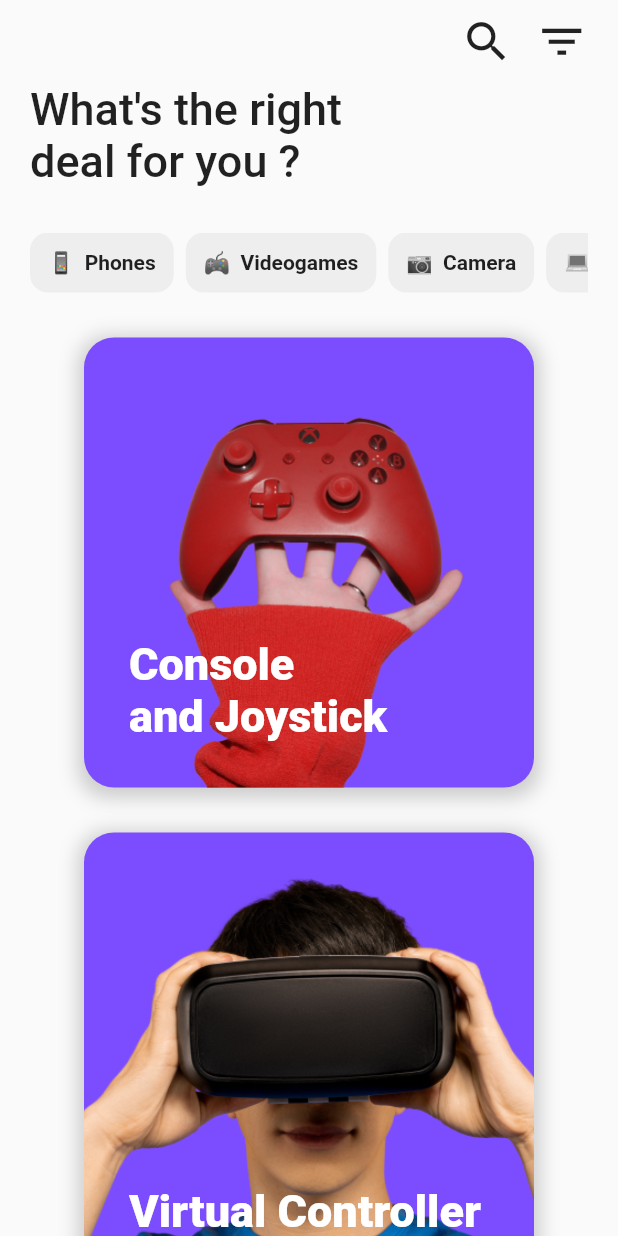
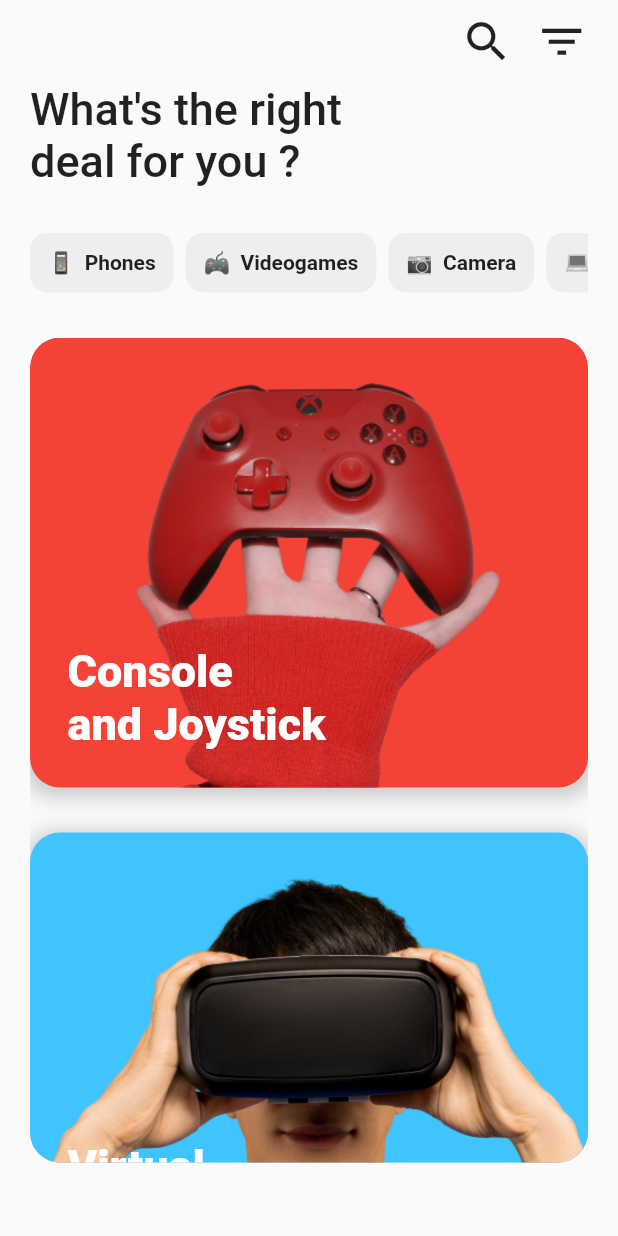
Before and after one commit to Ozurumba007/game_store_ui, a Flutter app: the screen it shows after launch, on a phone screen of 412 x 824 dp. Run offline on Flutter 3.47's test engine with Material 2 defaults, Android fonts, the phone set to English and light mode, and no system bars.

Commit message:
added a list view to the home page and clipRRect

```diff
--- a/lib/component/category.dart
+++ b/lib/component/category.dart
@@ -3,21 +3,23 @@ import 'package:flutter/material.dart';
 class Category extends StatelessWidget {
   final ImageProvider<Object> image;
   final String text;
+  final Color color;
 
   const Category({
     super.key,
     required this.image,
     required this.text,
+    required this.color,
   });
 
   @override
   Widget build(BuildContext context) {
     return Container(
-      padding: const EdgeInsets.all(30),
+      padding: const EdgeInsets.all(25),
       height: 300,
       width: 300,
       decoration: BoxDecoration(
-        color: Colors.deepPurpleAccent,
+        color: color,
         borderRadius: BorderRadius.circular(20),
         boxShadow: [
           BoxShadow(
--- a/lib/pages/home_page.dart
+++ b/lib/pages/home_page.dart
@@ -69,17 +69,38 @@ class _HomePageState extends State<HomePage> {
                     ],
                   ),
                 ),
+
+                const SizedBox(height: 30),
                 // category
-                const SizedBox(height: 30),
-                const Category(
-                  image: AssetImage('assets/xbox1.png'),
-                  text: 'Console\nand Joystick',
+                ClipRRect(
+                  borderRadius: BorderRadius.circular(20),
+                  child: Container(
+                    height: 550,
+                    child: ListView(
+                      children: const [
+                        Category(
+                          image: AssetImage('assets/xbox1.png'),
+                          text: 'Console\nand Joystick',
+                          color: Colors.red,
+                        ),
+                        SizedBox(height: 30),
+                        Category(
+                          image: AssetImage('assets/virtualgame.png'),
+                          text: 'Virtual\nController',
+                          color: Colors.lightBlueAccent,
+                        ),
+                        SizedBox(height: 30),
+                        Category(
+                          image: AssetImage('assets/camera.png'),
+                          text: 'Camera',
+                          color: Colors.black,
+                        ),
+                        // const SizedBox(height: 50),
+                      ],
+                    ),
+                  ),
                 ),
                 const SizedBox(height: 30),
-                const Category(
-                  image: AssetImage('assets/virtualgame.png'),
-                  text: 'Virtual Controller',
-                ),
               ],
             ),
           ),
```
